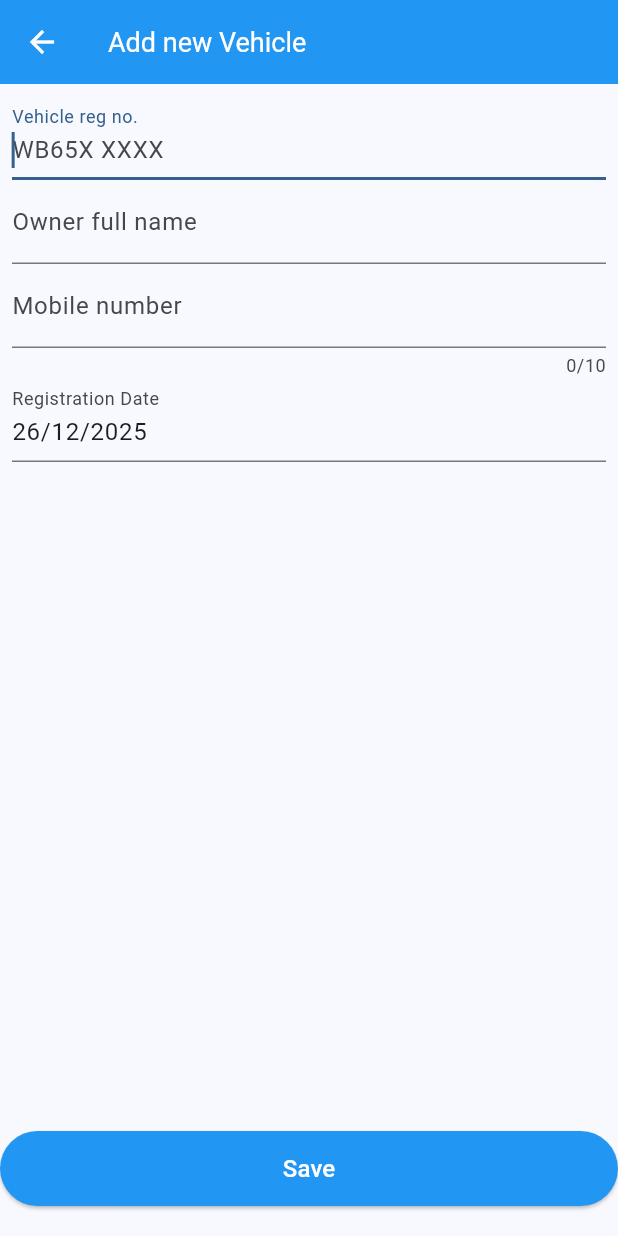
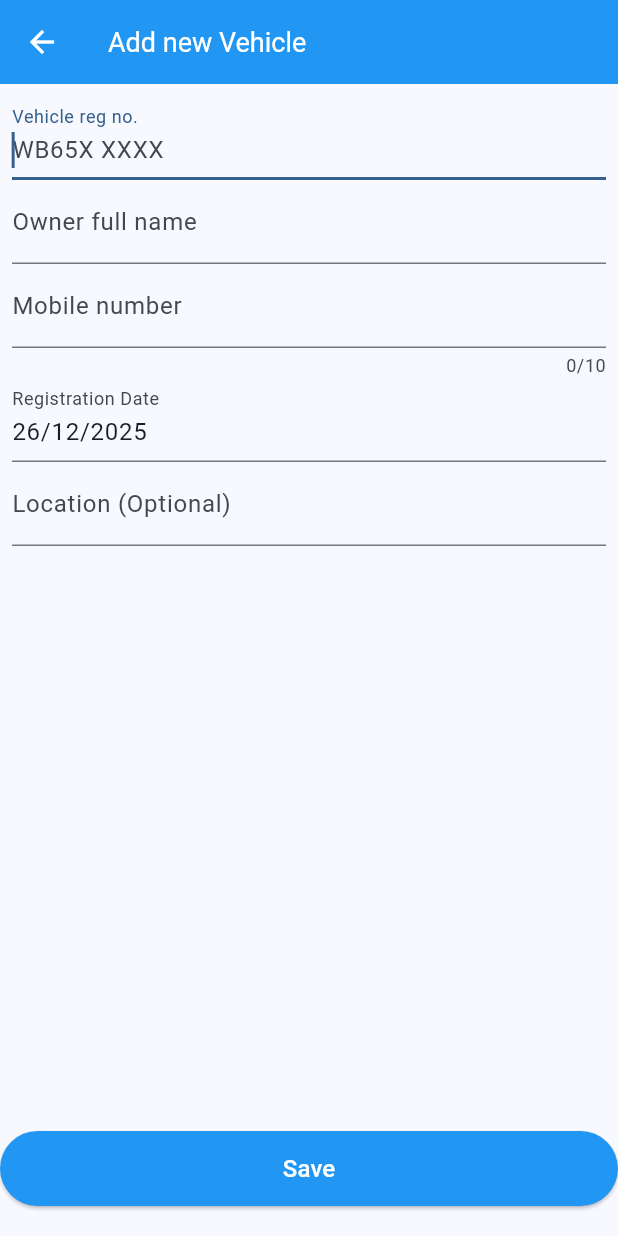
Before and after one commit to rudrakshya/TOA, a Flutter app: the Vehicle screen opened directly, after a tap on the "search" icon, after a tap on the "add" icon, on a phone screen of 412 x 824 dp. Run offline on Flutter 3.47's test engine with Material 3 defaults, Android fonts, the phone set to English and light mode, and no system bars; drawn by our look-alikes of auto_size_text; our stand-ins replace flutter_dotenv, flutter_slidable, hive, jwt_decoder, qr_flutter, share_plus; missing offline and left inert: qr_code_scanner; accounts and stored records are empty; network calls fail.

Commit message:
feat: Add location field to vehicle creation and update forms and API.

```diff
--- a/lib/api/vehicle_api.dart
+++ b/lib/api/vehicle_api.dart
@@ -15,6 +15,7 @@ class VehicleApi {
     String ownerName,
     String mobile,
     DateTime regDatetime,
+    String location,
   ) async {
     late String? baseUrl = dotenv.env['BASE_URL'];
     Map<String, dynamic> tokenObj = await CheckTokenExpiry().checkExpiry();
@@ -35,6 +36,7 @@ class VehicleApi {
         "owner_name": ownerName,
         "mobile_number": mobile,
         "registration_date": formattedDate,
+        "location": location,
       }),
     );
 
@@ -55,6 +57,7 @@ class VehicleApi {
     String mobile,
     DateTime regDatetime,
     int id,
+    String location,
   ) async {
     late String? baseUrl = dotenv.env['BASE_URL'];
     Map<String, dynamic> tokenObj = await CheckTokenExpiry().checkExpiry();
@@ -76,6 +79,7 @@ class VehicleApi {
         "mobile_number": mobile,
         "registration_date": formattedDate,
         "id": id,
+        "location": location,
       }),
     );
 
--- a/lib/modules/Vehicle/create_vehicle.dart
+++ b/lib/modules/Vehicle/create_vehicle.dart
@@ -26,6 +26,7 @@ class _CreateVehicleState extends State<CreateVehicle> {
   final TextEditingController _vehicleRegNo = TextEditingController();
   final TextEditingController _ownerFullName = TextEditingController();
   final TextEditingController _mobileNumber = TextEditingController();
+  final TextEditingController _location = TextEditingController();
   late DateTime selectedDate = DateTime.now();
   late bool _validateVehicle = true;
   late bool _validateOwner = true;
@@ -106,6 +107,7 @@ class _CreateVehicleState extends State<CreateVehicle> {
           _ownerFullName.text,
           _mobileNumber.text,
           selectedDate,
+          _location.text,
         );
 
         if (res.status == 200) {
@@ -113,6 +115,7 @@ class _CreateVehicleState extends State<CreateVehicle> {
           _vehicleRegNo.clear();
           _ownerFullName.clear();
           _mobileNumber.clear();
+          _location.clear();
           // You can also reset the selectedDate if needed
 
           // Show success alert
@@ -141,6 +144,7 @@ class _CreateVehicleState extends State<CreateVehicle> {
           _mobileNumber.text,
           selectedDate,
           id,
+          _location.text,
         );
 
         if (res.status == 200) {
@@ -148,6 +152,7 @@ class _CreateVehicleState extends State<CreateVehicle> {
           _vehicleRegNo.clear();
           _ownerFullName.clear();
           _mobileNumber.clear();
+          _location.clear();
           setState(() {
             id = 0;
           });
@@ -264,6 +269,17 @@ class _CreateVehicleState extends State<CreateVehicle> {
                             text: formatDate(selectedDate)),
                         onTap: () => _selectDate(context),
                       ),
+                      TextField(
+                        enableSuggestions: false,
+                        autocorrect: false,
+                        keyboardType: TextInputType.text,
+                        decoration: const InputDecoration(
+                          labelText: "Location (Optional)",
+                          hintText: "Enter location",
+                        ),
+                        controller: _location,
+                        textCapitalization: TextCapitalization.sentences,
+                      ),
                     ],
                   ),
                 ),
```
